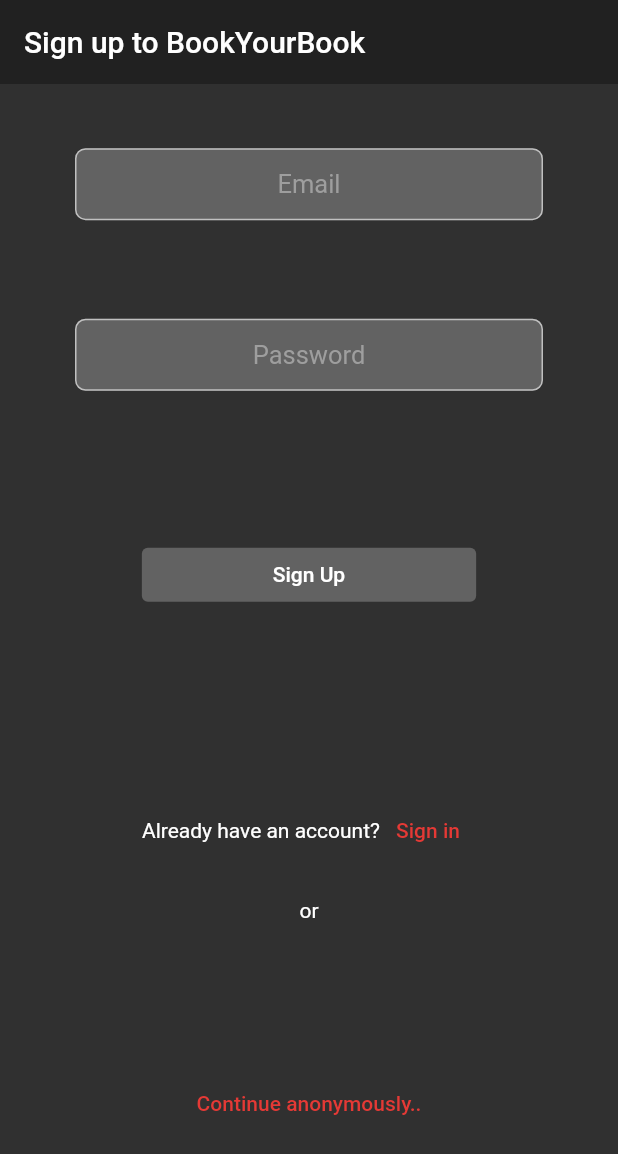
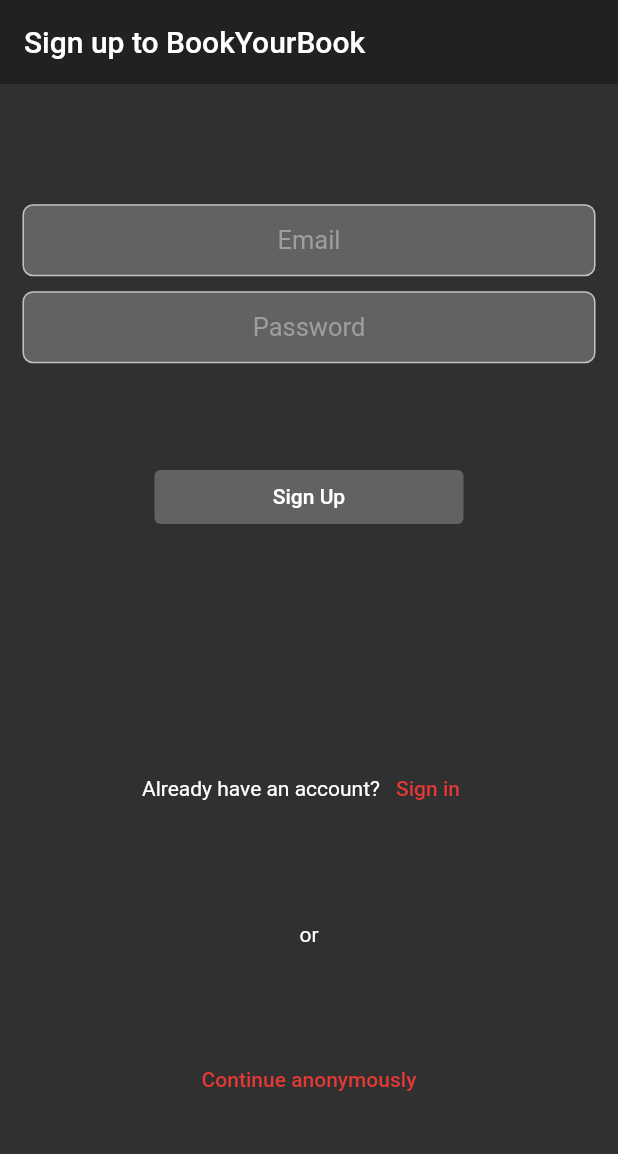
Before and after one commit to cvalore/DIMA-app, a Flutter app: the screen it shows after launch, after a tap on "Sign In", after a tap on "Create account", on a phone screen of 412 x 824 dp. Shown: the top 1154 px of the screen. Run offline on Flutter 3.47's test engine with Material 2 defaults, Android fonts, the phone set to English and light mode, and no system bars; our stand-ins replace cached_network_image, cloud_firestore, device_preview, firebase_auth, firebase_core, firebase_storage and 3 more; accounts and stored records are empty.

Commit message:
finish working on views for tablet

```diff
--- a/Sources/flutter_firebase_auth/lib/main.dart
+++ b/Sources/flutter_firebase_auth/lib/main.dart
@@ -90,7 +90,6 @@ class _AppState extends State<App> {
              bodyText1: TextStyle(fontSize: 14.0),
              bodyText2: TextStyle(fontSize: 14.0,),
            ),
-
            //buttonColor: Colors.white12,
            //buttonTheme: const ButtonThemeData()
          ),
--- a/Sources/flutter_firebase_auth/lib/screens/actions/addBook/category.dart
+++ b/Sources/flutter_firebase_auth/lib/screens/actions/addBook/category.dart
@@ -1,5 +1,6 @@
 import 'package:flutter/material.dart';
 import 'package:flutter_firebase_auth/models/insertedBook.dart';
+import 'package:flutter_firebase_auth/shared/constants.dart';
 import 'package:flutter_firebase_auth/utils/bookGenres.dart';
 
 
@@ -41,7 +42,7 @@ class _CategoryState extends State<Category> {
                       Expanded(
                         flex: 5,
                         child: Container(
-                          padding: EdgeInsets.symmetric(horizontal: 10),
+                          padding: EdgeInsets.symmetric(horizontal: 10.0),
                           child: Text("Category",
                             style: TextStyle(
                                 fontSize: 20,
@@ -94,6 +95,8 @@ class _CategoryBoxState extends State<CategoryBox> {
     chosenGenre = ModalRoute.of(context).settings.arguments != null ?
             ModalRoute.of(context).settings.arguments : '';
 
+    bool _isTablet = MediaQuery.of(context).size.width > mobileMaxWidth;
+
     return Scaffold(
       appBar: AppBar(
         //backgroundColor: Colors.black,
@@ -105,18 +108,22 @@ class _CategoryBoxState extends State<CategoryBox> {
             unselectedWidgetColor: Colors.white,
             disabledColor: Colors.white10,
         ),
+        child: Padding(
+          padding: EdgeInsets.symmetric(vertical: _isTablet ? 30.0 : 0.0),
           child: ListView.separated(
             separatorBuilder: (context, index) {
               return Divider(
                 color: Colors.white,
-              indent: 15.0,
-              endIndent: 15.0,
+                indent: _isTablet ? 150.0 : 15.0,
+                endIndent: _isTablet ? 150.0 : 15.0,
               );
             },
             itemCount: genres.length,
             itemBuilder: (context, index) {
               final genre = genres[index];
-            return RadioListTile(
+              return Padding(
+                padding: EdgeInsets.symmetric(horizontal: _isTablet ? 150.0 : 0.0),
+                child: RadioListTile(
                   activeColor: Colors.white,
                   title: Text(genre, style: TextStyle(color: Colors.white),),
                   value: genre,
@@ -128,8 +135,10 @@ class _CategoryBoxState extends State<CategoryBox> {
                     });
                     Navigator.pop(context, chosenGenre);
                   },
+                ),
               );
             }
+          ),
         ),
       ),
     );
--- a/Sources/flutter_firebase_auth/lib/screens/actions/addBook/comment.dart
+++ b/Sources/flutter_firebase_auth/lib/screens/actions/addBook/comment.dart
@@ -1,5 +1,6 @@
 import 'package:flutter/material.dart';
 import 'package:flutter_firebase_auth/models/insertedBook.dart';
+import 'package:flutter_firebase_auth/shared/constants.dart';
 
 
 
@@ -103,6 +104,7 @@ class _CommentBoxState extends State<CommentBox> {
   Widget build(BuildContext context) {
 
     final String args = ModalRoute.of(context).settings.arguments;
+    bool _isTablet = MediaQuery.of(context).size.width > mobileMaxWidth;
 
     return Scaffold(
       appBar: AppBar(
@@ -119,12 +121,14 @@ class _CommentBoxState extends State<CommentBox> {
         },
       ),
       //resizeToAvoidBottomInset: false,
-      body: Column(
+      body: Padding(
+        padding: EdgeInsets.all(_isTablet ? 30.0 : 0.0),
+        child: Column(
           children: <Widget>[
             Card(
                 color: Colors.white24,
                 child: Padding(
-                padding: EdgeInsets.all(8.0),
+                  padding: EdgeInsets.all(12.0),
                   child: TextFormField(
                     initialValue: args,
                     maxLines: 8,
@@ -146,6 +150,7 @@ class _CommentBoxState extends State<CommentBox> {
             ),
           ],
         ),
+      ),
     );
   }
 }
--- a/Sources/flutter_firebase_auth/lib/screens/actions/addBook/status.dart
+++ b/Sources/flutter_firebase_auth/lib/screens/actions/addBook/status.dart
@@ -27,7 +27,7 @@ class _StatusState extends State<Status> {
       child: Row(
         children: [
           Expanded(
-              flex: 6,
+            flex: 1,
             child: Container(
               padding: EdgeInsets.symmetric(horizontal: 10),
               child: Text("Status",
@@ -41,25 +41,31 @@ class _StatusState extends State<Status> {
             )
           ),
           Expanded(
-              flex: 6,
+            flex: _isTablet ? 2 : 3,
+            child: Container(
+              height: 50,
               child: Row(
+                mainAxisSize: MainAxisSize.min,
+                mainAxisAlignment: MainAxisAlignment.spaceEvenly,
                 children: [
                   for(int i = 0; i < 5; i++)
-                    Container(
-                      width: ((_isTablet ? MediaQuery.of(context).size.width*3 : MediaQuery.of(context).size.width) - widget.offset) / (_isTablet ? 38 : 10),
-                      child: IconButton(
+                    IconButton(
                       key: ValueKey(i),
+                      splashRadius: 22.5,
                       padding: EdgeInsets.symmetric(vertical: 1.0),
-                        icon: widget.insertedBook.status > i ? Icon(Icons.star, color: Colors.yellow,) : Icon(Icons.star_border, color: Colors.yellow,),
+                      icon: widget.insertedBook.status > i ?
+                        Icon(Icons.star, color: Colors.yellow,) :
+                        Icon(Icons.star_border, color: Colors.yellow,),
                       onPressed: () {
                         if(!widget.justView) {
                           setState(() {
                             widget.insertedBook.setStatus(i + 1);
                           });
                         }
-                        })
+                      }
                     )
                 ],
+              ),
             )
           )
         ],
--- a/Sources/flutter_firebase_auth/lib/screens/authenticate/register.dart
+++ b/Sources/flutter_firebase_auth/lib/screens/authenticate/register.dart
@@ -1,6 +1,7 @@
 import 'package:flutter/material.dart';
 import 'package:flutter_firebase_auth/screens/authenticate/subscribe.dart';
 import 'package:flutter_firebase_auth/services/auth.dart';
+import 'package:flutter_firebase_auth/shared/constants.dart';
 import 'package:flutter_firebase_auth/shared/loading.dart';
 
 class Register extends StatefulWidget {
@@ -25,6 +26,9 @@ class _RegisterState extends State<Register> {
 
   @override
   Widget build(BuildContext context) {
+
+    bool _isTablet = MediaQuery.of(context).size.width > mobileMaxWidth;
+
     return _loading ? Loading() : Scaffold(
       //backgroundColor: Colors.black,
       appBar: AppBar(
@@ -33,21 +37,21 @@ class _RegisterState extends State<Register> {
         title: Text('Sign up to BookYourBook', style: TextStyle(color: Colors.white),),
       ),
       resizeToAvoidBottomInset: false,
-      body: Container(
-              padding: EdgeInsets.symmetric(vertical: 20.0, horizontal: 50.0),
-              child: Form(
+      body: Center(
+        child: Padding(
+          padding: _isTablet ? EdgeInsets.symmetric(vertical: 30.0) : EdgeInsets.all(15.0),
+          child: Container(
+            //decoration: BoxDecoration(border: Border.all(color: Colors.red, width: 2.0)),
+            width: _isTablet ? MediaQuery.of(context).size.width/1.5 : MediaQuery.of(context).size.width,
+            child: Column(
+              mainAxisAlignment: MainAxisAlignment.spaceEvenly,
+              children: <Widget>[
+                Form(
                   key: _formKey,
                   child: Column(
-                  //mainAxisSize: MainAxisSize.max,
-                  //mainAxisAlignment: MainAxisAlignment.start,
+                    mainAxisAlignment: MainAxisAlignment.spaceBetween,
                     children: <Widget>[
-                    Spacer(
-                        flex: 1
-                    ),
-                    Expanded(
-                      flex: 4,
-                      child: TextFormField(
-                        key: Key('signUpEmailField'),
+                      TextFormField(
                         cursorColor: Colors.black,
                         //decoration: inputFieldDecoration.copyWith(hintText: 'Title'),
                         decoration: InputDecoration(
@@ -64,7 +68,7 @@ class _RegisterState extends State<Register> {
                               borderRadius: BorderRadius.all(Radius.circular(5.0)),
                               borderSide: BorderSide(color: Colors.white)
                           ),
-                          contentPadding: EdgeInsets.only(top: 25.0),
+                          contentPadding: EdgeInsets.symmetric(vertical: _isTablet ? 20.0 : 10.0, horizontal: 0.0),
                         ),
                         textAlignVertical: TextAlignVertical.center,
                         textAlign: TextAlign.center,
@@ -78,14 +82,8 @@ class _RegisterState extends State<Register> {
                           });
                         },
                       ),
-                    ),
-                    Spacer(
-                        flex: 1
-                    ),
-                      Expanded(
-                        flex: 4,
-                        child: TextFormField(
-                          key: Key('signUpPasswordField'),
+                      Container(height: _isTablet ? 20.0 : 10.0,),
+                      TextFormField(
                         cursorColor: Colors.black,
                         //decoration: inputFieldDecoration.copyWith(hintText: 'Title'),
                         decoration: InputDecoration(
@@ -102,7 +100,7 @@ class _RegisterState extends State<Register> {
                               borderRadius: BorderRadius.all(Radius.circular(5.0)),
                               borderSide: BorderSide(color: Colors.white)
                           ),
-                            contentPadding: EdgeInsets.only(top: 25.0),
+                          contentPadding: EdgeInsets.symmetric(vertical: _isTablet ? 20.0 : 10.0, horizontal: 0.0),
                         ),
                         textAlignVertical: TextAlignVertical.center,
                         textAlign: TextAlign.center,
@@ -116,22 +114,14 @@ class _RegisterState extends State<Register> {
                         },
                         obscureText: true,
                       ),
+                    ],
                   ),
-                    Spacer(
-                        flex: 2
                 ),
-                    Expanded(
-                      flex: 3,
-                      child: Row(
-                        children: <Widget>[
-                          Spacer(
-                            flex: 1
-                          ),
-                          Expanded(
-                            flex: 5,
+                Container(
+                  width: _isTablet ? MediaQuery.of(context).size.width/2.5 : MediaQuery.of(context).size.width/2,
                   child: TextButton(
-                              key: Key('signUpButton'),
                     style: ButtonStyle(
+                      //backgroundColor: MaterialStateProperty.all<Color>(Colors.blueGrey[700]),
                       backgroundColor: MaterialStateProperty.resolveWith<Color>(
                               (Set<MaterialState> states) {
                             if (states.contains(MaterialState.pressed)) {
@@ -142,28 +132,16 @@ class _RegisterState extends State<Register> {
                             }
                           }),
                     ),
-                              child: Text('Sign Up', style: TextStyle(color: Colors.white),),
+                    child: Text('Sign Up',
+                      style: TextStyle(color: Colors.white),
+                    ),
                     onPressed: () {
                       _registerWithEmailAndPassword(context);
                     },
                   ),
                 ),
-                          Spacer(
-                              flex: 1
-                          ),
-                        ],
-                      )
-                    ),
-                    Expanded(
-                      flex: 3,
-                      child: Text(_error, style: TextStyle(color: Colors.red[400], fontSize: 14),),
-                    ),
-                    Spacer(
-                        flex: 1
-                    ),
-                    Expanded(
-                      flex: 4,
-                      child: Row(
+                Text(_error, style: TextStyle(color: Colors.red[400], fontSize: 14),),
+                Row(
                   mainAxisAlignment: MainAxisAlignment.center,
                   children: <Widget>[
                     Text('Already have an account?', style: TextStyle(color: Colors.white),),
@@ -179,28 +157,35 @@ class _RegisterState extends State<Register> {
                     ),
                   ],
                 ),
-                    ),
-                    Expanded(
-                      flex: 4,
-                      child: Text('or', style: TextStyle(color: Colors.white),),
-                    ),
-                    Expanded(
-                      flex: 4,
-                      child: TextButton(
+                Text('or', style: TextStyle(color: Colors.white),),
+                Row(
+                  mainAxisAlignment: MainAxisAlignment.center,
+                  children: <Widget>[
+                    Text('', style: TextStyle(color: Colors.white),),
+                    TextButton(
                       style: ButtonStyle(
                         overlayColor: MaterialStateProperty.all<Color>(Colors.transparent),
                       ),
-                        child: Text('Continue anonymously..',
+                      child: Text('Continue anonymously',
                           style: TextStyle(color: Colors.red[600])),
                       onPressed: () async {
-                          await _auth.signInAnonymously();
+                        setState(() {
+                          _loading = true;
+                        });
+
+                        await _auth.signInAnonymously().then((result) {
+                          if(result == null) {
+                            setState(() {
+                              _loading = false;
+                            });
+                          }
+                        });
                       },
                     ),
-                    ),
-                    Spacer(
-                      flex: 1
+                  ],
                 ),
               ],
+            ),
           ),
         ),
       ),
--- a/Sources/flutter_firebase_auth/lib/screens/authenticate/signIn.dart
+++ b/Sources/flutter_firebase_auth/lib/screens/authenticate/signIn.dart
@@ -27,6 +27,9 @@ class _SignInState extends State<SignIn> {
 
   @override
   Widget build(BuildContext context) {
+
+    bool _isTablet = MediaQuery.of(context).size.width > mobileMaxWidth;
+
     return _loading ? Loading() : Scaffold (
       appBar: AppBar(
         //backgroundColor: Colors.black,
@@ -35,20 +38,21 @@ class _SignInState extends State<SignIn> {
       ),
       //backgroundColor: Colors.black,
       resizeToAvoidBottomInset: false,
-      body: Container(
-            padding: EdgeInsets.symmetric(vertical: 20.0, horizontal: 35.0),
-            child: Form(
+      body: Center(
+        child: Padding(
+          padding: _isTablet ? EdgeInsets.symmetric(vertical: 30.0) : EdgeInsets.all(15.0),
+          child: Container(
+            //decoration: BoxDecoration(border: Border.all(color: Colors.red, width: 2.0)),
+            width: _isTablet ? MediaQuery.of(context).size.width/1.5 : MediaQuery.of(context).size.width,
+            child: Column(
+              mainAxisAlignment: MainAxisAlignment.spaceEvenly,
+              children: <Widget>[
+                Form(
                   key: _formKey,
                   child: Column(
-                //mainAxisSize: MainAxisSize.min,
-                //mainAxisAlignment: MainAxisAlignment.start,
+                    mainAxisAlignment: MainAxisAlignment.spaceBetween,
                     children: <Widget>[
-                  Spacer(
-                    flex: 1
-                  ),
-                  Expanded(
-                    flex: 4,
-                    child: TextFormField(
+                      TextFormField(
                         cursorColor: Colors.black,
                         //decoration: inputFieldDecoration.copyWith(hintText: 'Title'),
                         decoration: InputDecoration(
@@ -65,7 +69,7 @@ class _SignInState extends State<SignIn> {
                               borderRadius: BorderRadius.all(Radius.circular(5.0)),
                               borderSide: BorderSide(color: Colors.white)
                           ),
-                        contentPadding: EdgeInsets.only(top: 25.0),
+                          contentPadding: EdgeInsets.symmetric(vertical: _isTablet ? 20.0 : 10.0, horizontal: 0.0),
                         ),
                         textAlignVertical: TextAlignVertical.center,
                         textAlign: TextAlign.center,
@@ -79,10 +83,8 @@ class _SignInState extends State<SignIn> {
                           });
                         },
                       ),
-                  ),
-                  Expanded(
-                  flex: 4,
-                  child: TextFormField(
+                      Container(height: _isTablet ? 20.0 : 10.0,),
+                      TextFormField(
                         cursorColor: Colors.black,
                         //decoration: inputFieldDecoration.copyWith(hintText: 'Title'),
                         decoration: InputDecoration(
@@ -99,7 +101,7 @@ class _SignInState extends State<SignIn> {
                               borderRadius: BorderRadius.all(Radius.circular(5.0)),
                               borderSide: BorderSide(color: Colors.white)
                           ),
-                      contentPadding: EdgeInsets.only(top: 25.0),
+                          contentPadding: EdgeInsets.symmetric(vertical: _isTablet ? 20.0 : 10.0, horizontal: 0.0),
                         ),
                         textAlignVertical: TextAlignVertical.center,
                         textAlign: TextAlign.center,
@@ -113,19 +115,11 @@ class _SignInState extends State<SignIn> {
                         },
                         obscureText: true,
                       ),
+                    ],
                   ),
-                  Spacer(
-                    flex:2
                 ),
-                  Expanded(
-                  flex: 3,
-                  child: Row(
-                    children: <Widget>[
-                      Spacer(
-                        flex: 1
-                      ),
-                      Expanded(
-                        flex: 5,
+                Container(
+                  width: _isTablet ? MediaQuery.of(context).size.width/2.5 : MediaQuery.of(context).size.width/2,
                   child: TextButton(
                     style: ButtonStyle(
                       //backgroundColor: MaterialStateProperty.all<Color>(Colors.blueGrey[700]),
@@ -147,34 +141,12 @@ class _SignInState extends State<SignIn> {
                     },
                   ),
                 ),
-                      Spacer(
-                        flex: 1,
-                      ),
-                    ],
-                  ),
-                  ),
-                  Expanded(
-                    flex: 2,
-                    child: Text(_error, style: TextStyle(color: Colors.red[400], fontSize: 14),),
-                  ),
-                  Spacer(
-                      flex:1
-                  ),
-                  Expanded(
-                    flex: 4,
-                    child: Row(
-                      mainAxisAlignment: MainAxisAlignment.start,
+                Text(_error, style: TextStyle(color: Colors.red[400], fontSize: 14),),
+                Row(
+                  mainAxisAlignment: MainAxisAlignment.center,
                   children: <Widget>[
-                        Spacer(
-                          flex: 1
-                        ),
-                        Expanded(
-                          flex: 20,
-                          child: Text('Don\'t have an account yet?', style: TextStyle(color: Colors.white),),
-                        ),
-                        Expanded(
-                          flex: 10,
-                          child: TextButton(
+                    Text('Don\'t have an account yet?', style: TextStyle(color: Colors.white),),
+                    TextButton(
                       style: ButtonStyle(
                         overlayColor: MaterialStateProperty.all<Color>(Colors.transparent),
                       ),
@@ -184,26 +156,10 @@ class _SignInState extends State<SignIn> {
                         widget.toggleView();
                       },
                     ),
-                        ),
-                        Spacer(
-                            flex: 1
-                        ),
                   ],
                 ),
-                  ),
-                  Spacer(
-                      flex:2
-                  ),
-                  Expanded(
-                    flex: 2,
-                    child: Text('or', style: TextStyle(color: Colors.white),),
-                  ),
-                  Spacer(
-                      flex:1
-                  ),
-                  Expanded(
-                    flex: 5,
-                    child: OutlinedButton(
+                Text('or', style: TextStyle(color: Colors.white),),
+                OutlinedButton(
                   style: ButtonStyle(
                     shape: MaterialStateProperty.all<OutlinedBorder>(
                         RoundedRectangleBorder(borderRadius: BorderRadius.circular(40.0))
@@ -236,14 +192,7 @@ class _SignInState extends State<SignIn> {
                     _signWithGoogle(context);
                   },
                 ),
-                  ),
-                  Spacer(
-                      flex:1
-                  ),
-                  Expanded(
-                  flex: 3,
-                  child: Row(
-                      mainAxisSize: MainAxisSize.min,
+                Row(
                   mainAxisAlignment: MainAxisAlignment.center,
                   children: <Widget>[
                     Text('You can also ', style: TextStyle(color: Colors.white),),
@@ -269,11 +218,8 @@ class _SignInState extends State<SignIn> {
                     ),
                   ],
                 ),
+              ],
             ),
-                  Spacer(
-                      flex:1
-                  ),
-                ],
           ),
         ),
       ),
--- a/Sources/flutter_firebase_auth/lib/screens/home/homePage.dart
+++ b/Sources/flutter_firebase_auth/lib/screens/home/homePage.dart
@@ -63,9 +63,9 @@ class _HomePageState extends State<HomePage> {
         crossAxisAlignment: CrossAxisAlignment.center,
         children: <Widget>[
           Text('No books yet, the books for sale will appear here',
-            style: TextStyle(color: Colors.white, fontSize: _isTablet ? 28.0 : 14.0,),
+            style: TextStyle(color: Colors.white, fontSize: _isTablet ? 20.0 : 14.0,),
             textAlign: TextAlign.center,),
-          Icon(Icons.menu_book_rounded, color: Colors.white, size: _isTablet ? 40.0 : 20.0,),
+          Icon(Icons.menu_book_rounded, color: Colors.white, size: _isTablet ? 30.0 : 20.0,),
         ],
       ),
     ) :
--- a/Sources/flutter_firebase_auth/lib/screens/myBooks/myBooks.dart
+++ b/Sources/flutter_firebase_auth/lib/screens/myBooks/myBooks.dart
@@ -5,6 +5,7 @@ import 'package:flutter_firebase_auth/models/user.dart';
 import 'package:flutter_firebase_auth/screens/myBooks/bookList.dart';
 import 'package:flutter_firebase_auth/screens/myBooks/myBooksBookList.dart';
 import 'package:flutter_firebase_auth/services/database.dart';
+import 'package:flutter_firebase_auth/shared/constants.dart';
 import 'package:flutter_firebase_auth/utils/bookPerGenreUserMap.dart';
 import 'package:provider/provider.dart';
 
@@ -44,6 +45,8 @@ class _MyBooksState extends State<MyBooks> {
     CustomUser user = CustomUser(userFromAuth.uid, userFromAuth.email, userFromAuth.isAnonymous);
     _db = DatabaseService(user: user);
 
+    bool _isTablet = MediaQuery.of(context).size.width > mobileMaxWidth;
+
     Map<int,dynamic> books = Provider.of<BookPerGenreUserMap>(context) != null ?
       Provider.of<BookPerGenreUserMap>(context).result : null;
 
@@ -58,8 +61,8 @@ class _MyBooksState extends State<MyBooks> {
         mainAxisAlignment: MainAxisAlignment.center,
         children: <Widget>[
           Text('No books yet, the books you add will appear here',
-            style: TextStyle(color: Colors.white),),
-          Icon(Icons.menu_book_rounded, color: Colors.white,),
+            style: TextStyle(color: Colors.white,  fontSize: _isTablet ? 20.0 : 14.0,),),
+          Icon(Icons.menu_book_rounded, color: Colors.white, size: _isTablet ? 30.0 : 20.0,),
         ],
       ),
     ) :
```
Lines whose indentation alone changed are shown as unchanged.
